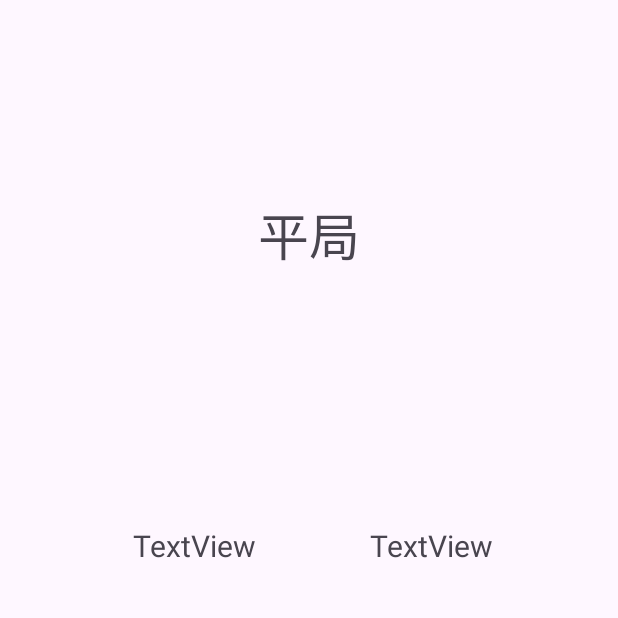
After one commit to Lau-pq/AircraftWar-Android, an Android app: the EndActivity screen opened directly, with no data from a screen before it, on a phone screen of 412 x 824 dp, the top half of it. The commit adds this screen. Run offline under Robolectric (Android 15) with nearby library versions, the phone set to English and light mode, and no system bars; 2 statements that could not run were skipped.

Commit message:
feat: 实现了客户端

```diff
--- a/app/src/main/AndroidManifest.xml
+++ b/app/src/main/AndroidManifest.xml
@@ -36,6 +36,10 @@
             android:name=".activity.RankingActivity"
             android:exported="false" />
 
+        <activity
+            android:name=".activity.EndActivity"
+            android:exported="false" />
+
     </application>
 
 </manifest>
--- /dev/null
+++ b/app/src/main/java/com/example/aircraftwar2024/activity/EndActivity.java
@@ -0,0 +1,40 @@
+package com.example.aircraftwar2024.activity;
+
+import android.os.Bundle;
+import android.widget.TextView;
+
+import androidx.annotation.Nullable;
+import androidx.appcompat.app.AppCompatActivity;
+
+import com.example.aircraftwar2024.R;
+import com.example.aircraftwar2024.game.BaseGame;
+
+
+public class EndActivity extends AppCompatActivity {
+
+    private TextView resultText;
+    private TextView myScoreText;
+    private TextView enemyScoreText;
+    @Override
+    protected void onCreate(@Nullable Bundle savedInstanceState) {
+        super.onCreate(savedInstanceState);
+        setContentView(R.layout.activity_end);
+
+        resultText = findViewById(R.id.result);
+        myScoreText = findViewById(R.id.my_score);
+        enemyScoreText = findViewById(R.id.enemy_score);
+
+        int myScore = BaseGame.score;
+        int enemyScore = BaseGame.enemyScore;
+        String result;
+
+        if (myScore > enemyScore) result = "险胜";
+        else if (myScore == enemyScore) result = "平局";
+        else result = "惜败";
+
+        resultText.setText(result);
+        myScoreText.setText(myScore);
+        enemyScoreText.setText(enemyScore);
+
+    }
+}
--- a/app/src/main/java/com/example/aircraftwar2024/activity/GameActivity.java
+++ b/app/src/main/java/com/example/aircraftwar2024/activity/GameActivity.java
@@ -33,6 +33,8 @@ public class GameActivity extends AppCompatActivity {
     protected void onCreate(Bundle savedInstanceState) {
         super.onCreate(savedInstanceState);
         ActivityManager.addActivity(this);
+
+
         Handler handler = new Handler(Looper.getMainLooper()) {
             @Override
             public void handleMessage(@NonNull Message msg) {
--- a/app/src/main/java/com/example/aircraftwar2024/game/BaseGame.java
+++ b/app/src/main/java/com/example/aircraftwar2024/game/BaseGame.java
@@ -121,7 +121,8 @@ public abstract class BaseGame extends SurfaceView implements SurfaceHolder.Call
     protected int enemyMaxNumber = 5;
 
     private boolean gameOverFlag = false;
-    private int score = 0;
+    public static int score = 0;
+    public static int enemyScore = 0;
 
 
     /**
--- a/app/src/main/java/com/example/aircraftwar2024/message/GameMessage.java
+++ b/app/src/main/java/com/example/aircraftwar2024/message/GameMessage.java
@@ -3,5 +3,5 @@ package com.example.aircraftwar2024.message;
 public class GameMessage {
     public static final int over = 1;
     public static final int enemy = 2;
-    public static final int start = 3;
+    public static final int begin = 3;
 }
--- /dev/null
+++ b/app/src/main/res/layout/activity_end.xml
@@ -0,0 +1,51 @@
+<?xml version="1.0" encoding="utf-8"?>
+<androidx.constraintlayout.widget.ConstraintLayout xmlns:android="http://schemas.android.com/apk/res/android"
+    xmlns:tools="http://schemas.android.com/tools"
+    android:layout_width="match_parent"
+    android:layout_height="match_parent"
+    xmlns:app="http://schemas.android.com/apk/res-auto">
+
+    <TextView
+        android:id="@+id/result"
+        android:layout_width="158dp"
+        android:layout_height="73dp"
+        android:text="TextView"
+        android:textAlignment="center"
+        android:textSize="34sp"
+        app:layout_constraintBottom_toBottomOf="parent"
+        app:layout_constraintEnd_toEndOf="parent"
+        app:layout_constraintHorizontal_bias="0.501"
+        app:layout_constraintStart_toStartOf="parent"
+        app:layout_constraintTop_toTopOf="parent"
+        app:layout_constraintVertical_bias="0.174" />
+
+    <TextView
+        android:id="@+id/my_score"
+        android:layout_width="92dp"
+        android:layout_height="47dp"
+        android:text="TextView"
+        android:textAlignment="center"
+        android:textSize="20sp"
+        app:layout_constraintBottom_toBottomOf="parent"
+        app:layout_constraintEnd_toEndOf="parent"
+        app:layout_constraintHorizontal_bias="0.755"
+        app:layout_constraintStart_toStartOf="parent"
+        app:layout_constraintTop_toTopOf="parent"
+        app:layout_constraintVertical_bias="0.451" />
+
+    <TextView
+        android:id="@+id/enemy_score"
+        android:layout_width="92dp"
+        android:layout_height="47dp"
+        android:lineSpacingExtra="14sp"
+        android:text="TextView"
+        android:textAlignment="center"
+        android:textSize="20sp"
+        app:layout_constraintBottom_toBottomOf="parent"
+        app:layout_constraintEnd_toEndOf="parent"
+        app:layout_constraintHorizontal_bias="0.26"
+        app:layout_constraintStart_toStartOf="parent"
+        app:layout_constraintTop_toTopOf="parent"
+        app:layout_constraintVertical_bias="0.451" />
+
+</androidx.constraintlayout.widget.ConstraintLayout>
```
Also changed, not shown: app/src/main/java/com/example/aircraftwar2024/activity/MainActivity.java (+24 -4 lines), app/src/main/java/com/example/aircraftwar2024/activity/NetConnect.java (+6 -5 lines), app/src/main/java/com/example/aircraftwar2024/activity/OnlineActivity.java (deleted, +0 -86 lines).
